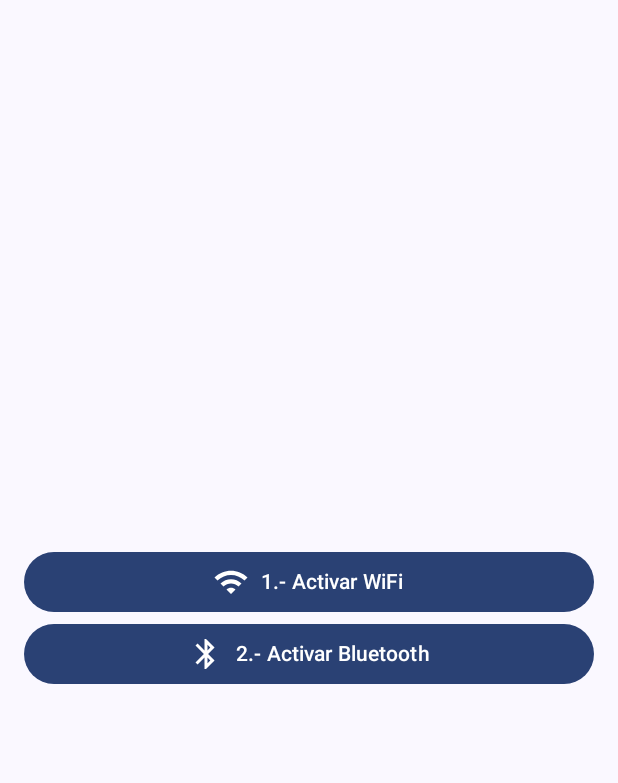
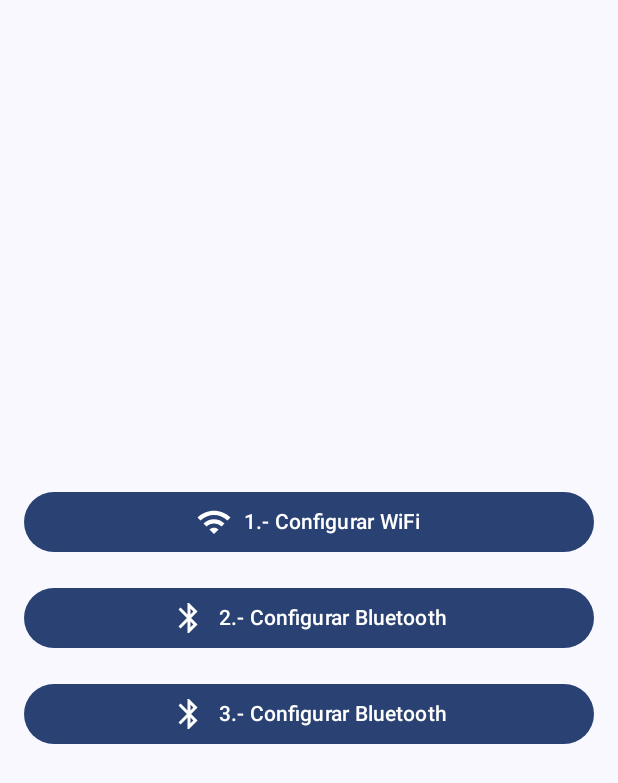
Before and after one commit to ronald-bismar/dispositivos, an Android app built with Jetpack Compose: the screen it shows after launch (MainActivity), on a phone screen of 412 x 824 dp. Shown: the top 783 px of the screen. Run offline under Robolectric (Android 15) with nearby library versions, the light colour scheme and no system bars.

Commit message:
Funcionalidad de Bluetooth

```diff
--- a/app/src/main/java/com/example/dispositivos/MainActivity.kt
+++ b/app/src/main/java/com/example/dispositivos/MainActivity.kt
@@ -1,5 +1,7 @@
 package com.example.dispositivos
 
+import android.bluetooth.BluetoothAdapter
+import android.bluetooth.BluetoothManager
 import android.content.Intent
 import android.net.wifi.WifiManager
 import android.os.Build
@@ -24,14 +26,24 @@ class MainActivity : ComponentActivity() {
         super.onCreate(savedInstanceState)
         val wifiManager = applicationContext.getSystemService(WIFI_SERVICE) as WifiManager
 
+        val bluetoothManager: BluetoothManager = getSystemService(BluetoothManager::class.java)
+        val bluetoothAdapter: BluetoothAdapter? = bluetoothManager.adapter
+
         enableEdgeToEdge()
         setContent {
             DispositivosTheme {
                 Scaffold(modifier = Modifier.fillMaxSize()) { innerPadding ->
                     DispositivosScreen(
                         wifiManager = wifiManager,
+                        bluetoothAdapter = bluetoothAdapter,
                         onToggleWifi = { enableWifi ->
                             toggleWifi(enableWifi)
+                        },
+                        onToggleBluetooth = { enableBluetooth ->
+                            toggleBluetooth(bluetoothAdapter, enableBluetooth)
+                        },
+                        onToggleMicrofono = { enableMicrofono ->
+                            // Lógica para activar/desactivar el micrófono
                         },
                         modifier = Modifier.padding(innerPadding)
                     )
@@ -42,18 +54,38 @@ class MainActivity : ComponentActivity() {
 
     private fun toggleWifi(enable: Boolean) {
         // Para Android 10 (Q) y versiones superiores
-        // El método setWifiEnabled() está deprecado y siempre retorna false
-        // La única opción es abrir la configuración de WiFi
         if (Build.VERSION.SDK_INT >= Build.VERSION_CODES.Q) {
-            // Abrir configuración de WiFi para que el usuario lo haga manualmente
             val intent = Intent(Settings.ACTION_WIFI_SETTINGS)
             startActivity(intent)
         } else {
-            // Para versiones anteriores a Android 10
-            // Este método está deprecado pero aún funciona
             @Suppress("DEPRECATION")
             val wifiManager = applicationContext.getSystemService(WIFI_SERVICE) as WifiManager
             wifiManager.isWifiEnabled = enable
+        }
+    }
+
+    private fun toggleBluetooth(bluetoothAdapter: BluetoothAdapter?, enable: Boolean) {
+        if (bluetoothAdapter == null) return
+
+        if (Build.VERSION.SDK_INT >= Build.VERSION_CODES.TIRAMISU) {
+            // Para Android 13 (API 33) y superior, abrir configuración de Bluetooth
+            val intent = Intent(Settings.ACTION_BLUETOOTH_SETTINGS)
+            startActivity(intent)
+        } else {
+            // Para versiones anteriores
+            if (enable) {
+                // Activar Bluetooth
+                if (!bluetoothAdapter.isEnabled) {
+                    val enableIntent = Intent(BluetoothAdapter.ACTION_REQUEST_ENABLE)
+                    startActivity(enableIntent)
+                }
+            } else {
+                // Desactivar Bluetooth (deprecado desde API 33)
+                @Suppress("DEPRECATION")
+                if (bluetoothAdapter.isEnabled) {
+                    bluetoothAdapter.disable()
+                }
+            }
         }
     }
 }
@@ -61,18 +93,26 @@ class MainActivity : ComponentActivity() {
 @Composable
 fun DispositivosScreen(
     wifiManager: WifiManager,
+    bluetoothAdapter: BluetoothAdapter?,
     onToggleWifi: (Boolean) -> Unit,
+    onToggleBluetooth: (Boolean) -> Unit,
+    onToggleMicrofono: (Boolean) -> Unit,
     modifier: Modifier = Modifier
 ) {
-    // Estado que se actualiza automáticamente
+    // Estados que se actualizan automáticamente
     var isWifiEnabled by remember { mutableStateOf(wifiManager.isWifiEnabled) }
+    var isBluetoothEnabled by remember { mutableStateOf(bluetoothAdapter?.isEnabled ?: false) }
+    var isMicrofonoEnabled by remember { mutableStateOf(false) }
 
-    // Efecto para actualizar el estado del WiFi periódicamente
+
+    // Efecto para actualizar los estados periódicamente
     LaunchedEffect(Unit) {
-        kotlinx.coroutines.delay(1000) // Esperar 1 segundo
-        isWifiEnabled = wifiManager.isWifiEnabled
+        while (true) {
+            kotlinx.coroutines.delay(1000)
+            isWifiEnabled = wifiManager.isWifiEnabled
+            isBluetoothEnabled = bluetoothAdapter?.isEnabled ?: false
+        }
     }
-
 
     Column(
         modifier = modifier
@@ -81,8 +121,7 @@ fun DispositivosScreen(
         verticalArrangement = Arrangement.Center,
         horizontalAlignment = Alignment.CenterHorizontally
     ) {
-
-        // Botón de acción
+        // Botón WiFi
         Button(
             onClick = { onToggleWifi(!isWifiEnabled) },
             modifier = Modifier.fillMaxWidth()
@@ -98,7 +137,7 @@ fun DispositivosScreen(
                 )
                 Text(
                     text = if (Build.VERSION.SDK_INT >= Build.VERSION_CODES.Q) {
-                        "1.- Activar WiFi"
+                        "1.- Configurar WiFi"
                     } else {
                         if (isWifiEnabled) "Desactivar WiFi" else "Activar WiFi"
                     }
@@ -106,8 +145,11 @@ fun DispositivosScreen(
             }
         }
 
+        Spacer(modifier = Modifier.height(16.dp))
+
+        // Botón Bluetooth
         Button(
-            onClick = { onToggleWifi(!isWifiEnabled) },
+            onClick = { onToggleBluetooth(!isBluetoothEnabled) },
             modifier = Modifier.fillMaxWidth()
         ) {
             Row(
@@ -120,10 +162,39 @@ fun DispositivosScreen(
                     modifier = Modifier.padding(end = 8.dp)
                 )
                 Text(
-                    text = "2.- Activar Bluetooth"
+                    text = if (Build.VERSION.SDK_INT >= Build.VERSION_CODES.TIRAMISU) {
+                        "2.- Configurar Bluetooth"
+                    } else {
+                        if (isBluetoothEnabled) "Desactivar Bluetooth" else "Activar Bluetooth"
+                    }
                 )
             }
         }
 
+        Spacer(modifier = Modifier.height(16.dp))
+
+        // Botón Microfono
+        Button(
+            onClick = { onToggleMicrofono(!isBluetoothEnabled) },
+            modifier = Modifier.fillMaxWidth()
+        ) {
+            Row(
+                verticalAlignment = Alignment.CenterVertically,
+                horizontalArrangement = Arrangement.Center
+            ) {
+                Icon(
+                    imageVector = Icons.Outlined.Bluetooth,
+                    contentDescription = null,
+                    modifier = Modifier.padding(end = 8.dp)
+                )
+                Text(
+                    text = if (Build.VERSION.SDK_INT >= Build.VERSION_CODES.TIRAMISU) {
+                        "3.- Configurar Bluetooth"
+                    } else {
+                        if (isMicrofonoEnabled) "Desactivar Microfono" else "Activar Microfono"
+                    }
+                )
+            }
+        }
     }
 }
--- /dev/null
+++ b/app/src/main/java/com/example/dispositivos/MicrophoneScreen.kt
@@ -0,0 +1 @@
+package com.example.dispositivos
```
Also changed, not shown: app/src/main/AndroidManifest.xml (+10 -0 lines).
